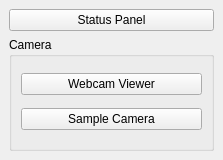
The window that main.ui (kmnhan/1KARPES_DAQ) describes before a commit, drawn with Qt 5.
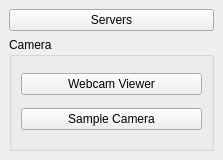
The same window after the commit.

Commit message: refactor: rename button

Diff of the .ui file:
```diff
--- a/main.ui
+++ b/main.ui
@@ -18,7 +18,7 @@
     <item row="0" column="0">
      <widget class="QPushButton" name="status_btn">
       <property name="text">
-       <string>Status Panel</string>
+       <string>Servers</string>
       </property>
      </widget>
     </item>
```
